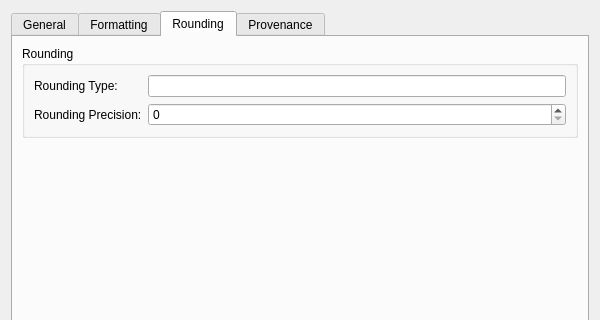
Before: the Qt Designer form projects/ores.qt/ui/CurrencyDetailDialog.ui in OreStudio/OreStudio, drawn with Qt 5; both pictures show x 0 to 600 and y 0 to 320 of the 600 by 500 pixel window.
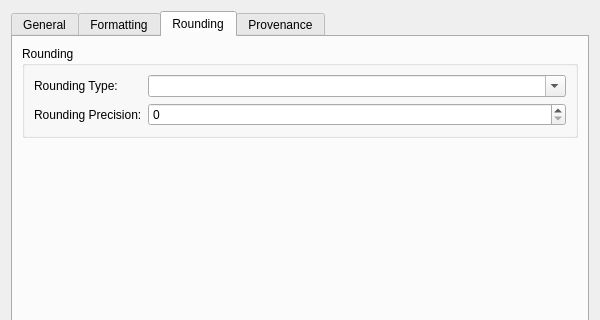
After: the same form once the commit is applied. The open tabs and pages were chosen to show the change. Custom widgets are drawn as their Qt base class.

Commit message: [qt] Replace rounding type free text with combo box in CurrencyDetailDialog

```diff
--- a/projects/ores.qt/ui/CurrencyDetailDialog.ui
+++ b/projects/ores.qt/ui/CurrencyDetailDialog.ui
@@ -197,7 +197,14 @@
            </widget>
           </item>
           <item row="0" column="1">
-           <widget class="QLineEdit" name="roundingTypeEdit"/>
+           <widget class="QComboBox" name="roundingTypeCombo">
+            <property name="editable">
+             <bool>true</bool>
+            </property>
+            <property name="insertPolicy">
+             <enum>QComboBox::NoInsert</enum>
+            </property>
+           </widget>
           </item>
           <item row="1" column="0">
            <widget class="QLabel" name="labelRoundingPrecision">
```
The commit also changes 2 other files.
